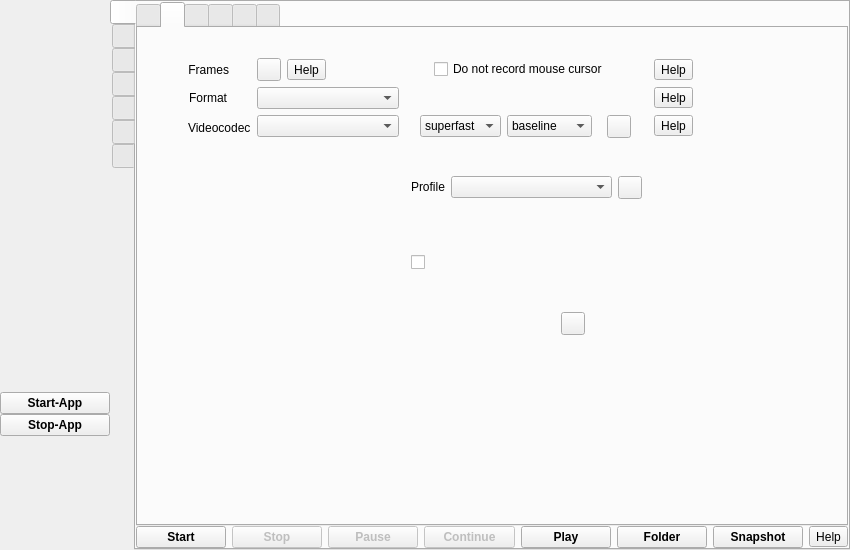
Before: the Qt Designer form src/formMainWindow.ui in vkohaupt/vokoscreenNG, drawn with Qt 5.
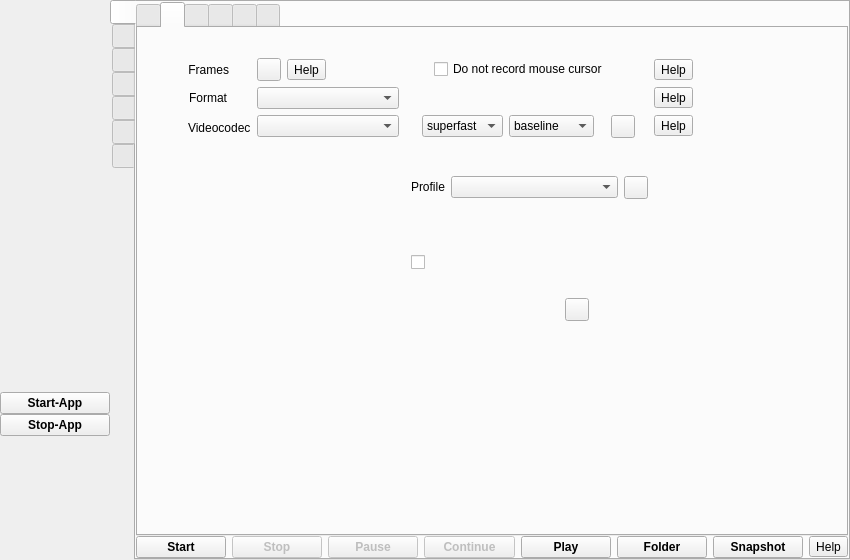
After: the same form once the commit is applied. The open tabs and pages were chosen to show the change. Icons and pictures are not drawn.

Diff of the .ui file:
```diff
--- a/src/formMainWindow.ui
+++ b/src/formMainWindow.ui
@@ -7,7 +7,7 @@
     <x>0</x>
     <y>0</y>
     <width>850</width>
-    <height>550</height>
+    <height>560</height>
    </rect>
   </property>
   <property name="windowTitle">
@@ -1188,9 +1188,6 @@
                     <property name="frameShape">
                      <enum>QFrame::NoFrame</enum>
                     </property>
-                    <property name="frameShadow">
-                     <enum>QFrame::Raised</enum>
-                    </property>
                     <layout class="QHBoxLayout" name="horizontalLayout_x264">
                      <property name="leftMargin">
                       <number>6</number>
@@ -1199,7 +1196,7 @@
                       <number>0</number>
                      </property>
                      <property name="rightMargin">
-                      <number>6</number>
+                      <number>0</number>
                      </property>
                      <property name="bottomMargin">
                       <number>0</number>
@@ -1326,9 +1323,6 @@
                     <property name="frameShape">
                      <enum>QFrame::NoFrame</enum>
                     </property>
-                    <property name="frameShadow">
-                     <enum>QFrame::Raised</enum>
-                    </property>
                     <layout class="QHBoxLayout" name="horizontalLayout_64">
                      <property name="leftMargin">
                       <number>6</number>
@@ -1337,7 +1331,7 @@
                       <number>0</number>
                      </property>
                      <property name="rightMargin">
-                      <number>6</number>
+                      <number>0</number>
                      </property>
                      <property name="bottomMargin">
                       <number>0</number>
@@ -1383,8 +1377,8 @@
                            </property>
                            <property name="maximumSize">
                             <size>
-                             <width>34</width>
-                             <height>34</height>
+                             <width>28</width>
+                             <height>28</height>
                             </size>
                            </property>
                            <property name="text">
@@ -1481,9 +1475,6 @@
                     <property name="frameShape">
                      <enum>QFrame::NoFrame</enum>
                     </property>
-                    <property name="frameShadow">
-                     <enum>QFrame::Raised</enum>
-                    </property>
                     <layout class="QHBoxLayout" name="horizontalLayout_vp8">
                      <property name="leftMargin">
                       <number>6</number>
@@ -1492,12 +1483,12 @@
                       <number>0</number>
                      </property>
                      <property name="rightMargin">
-                      <number>6</number>
+                      <number>0</number>
                      </property>
                      <property name="bottomMargin">
                       <number>0</number>
                      </property>
-                     <item>
+                     <item alignment="Qt::AlignTop">
                       <widget class="QLabel" name="label_22">
                        <property name="maximumSize">
                         <size>
@@ -1516,7 +1507,7 @@
                        </property>
                       </widget>
                      </item>
-                     <item alignment="Qt::AlignVCenter">
+                     <item alignment="Qt::AlignTop">
                       <widget class="QToolButton" name="toolButtonVP8Reset">
                        <property name="toolTip">
                         <string>Reset</string>
```
Left out of the diff: 36 changed lines with no effect on the pictures.
